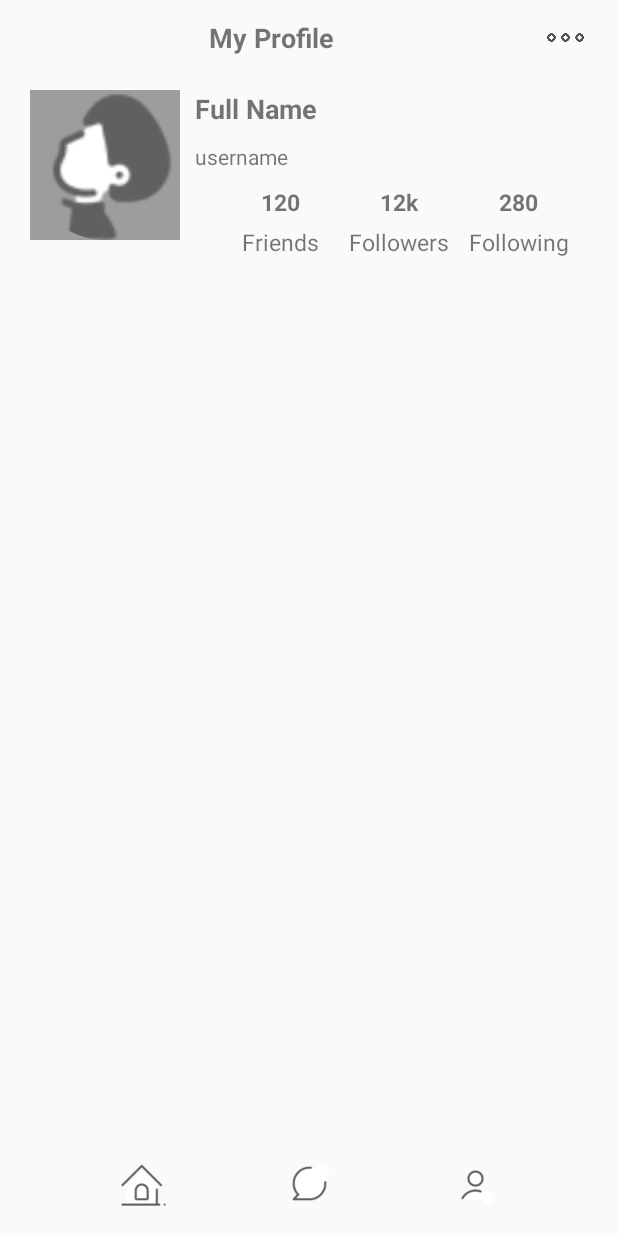
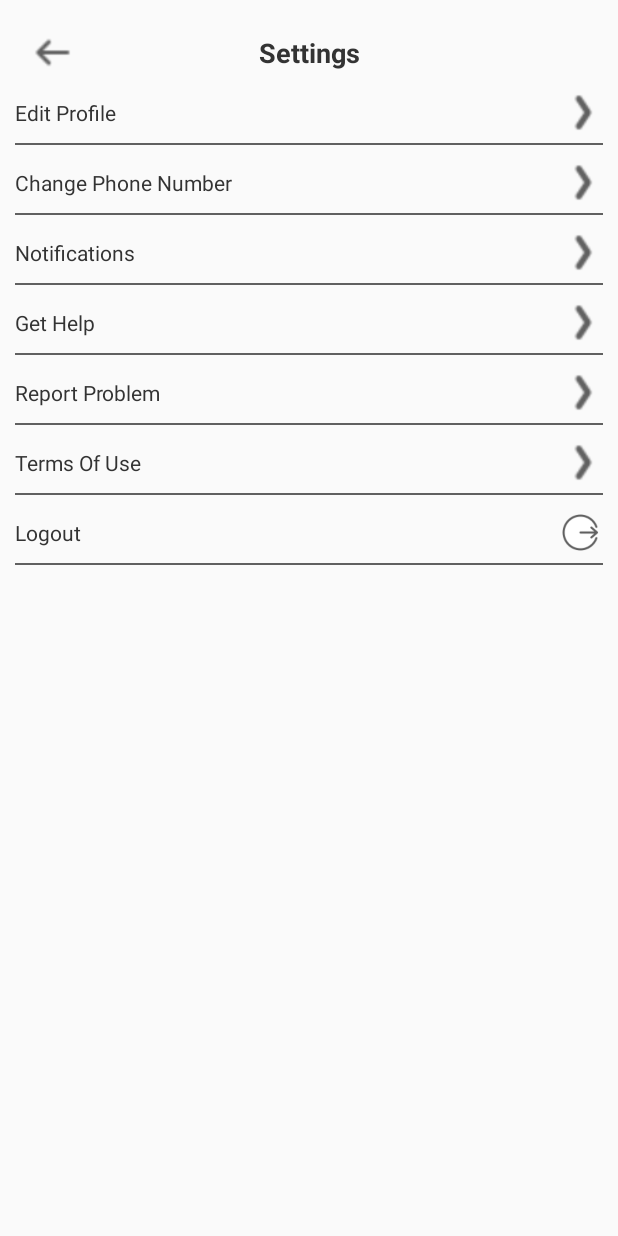
Before and after one commit to BerjisTech/impero, an Android app: the screen it shows after launch once a user with an empty profile is signed in (ProfileActivity before the commit, SettingsActivity after it), on a phone screen of 412 x 824 dp. Run offline under Robolectric (Android 15) with nearby library versions, the phone set to English and light mode, and no system bars; our stand-ins replace Firebase (no records; nobody signed in at launch, a user with empty details on screens opened directly); plain views replace EmojiTextView.

Commit message:
Settings UI

```diff
--- a/app/src/main/AndroidManifest.xml
+++ b/app/src/main/AndroidManifest.xml
@@ -24,7 +24,8 @@
         android:screenOrientation="portrait"
         android:theme="@style/AppCustomTheme.NoActionBar"
         android:windowSoftInputMode="adjustPan">
-        <activity android:name=".ProfileActivity"></activity>
+        <activity android:name=".SettingsActivity"></activity>
+        <activity android:name=".ProfileActivity" />
         <activity android:name=".FeedActivity" />
         <activity android:name=".MainActivity">
             <intent-filter>
--- a/app/src/main/java/tech/berjis/impero/MainActivity.java
+++ b/app/src/main/java/tech/berjis/impero/MainActivity.java
@@ -63,7 +63,7 @@ public class MainActivity extends AppCompatActivity {
 
         if (restorePrefData()) {
 
-            Intent mainActivity = new Intent(getApplicationContext(),ProfileActivity.class );
+            Intent mainActivity = new Intent(getApplicationContext(),SettingsActivity.class );
             startActivity(mainActivity);
             finish();
 
--- /dev/null
+++ b/app/src/main/java/tech/berjis/impero/SettingsActivity.java
@@ -0,0 +1,14 @@
+package tech.berjis.impero;
+
+import androidx.appcompat.app.AppCompatActivity;
+
+import android.os.Bundle;
+
+public class SettingsActivity extends AppCompatActivity {
+
+    @Override
+    protected void onCreate(Bundle savedInstanceState) {
+        super.onCreate(savedInstanceState);
+        setContentView(R.layout.activity_settings);
+    }
+}
--- a/app/src/main/res/layout/activity_profile.xml
+++ b/app/src/main/res/layout/activity_profile.xml
@@ -35,7 +35,6 @@
         android:layout_height="100dp"
         android:layout_marginStart="20dp"
         android:layout_marginTop="20dp"
-        android:background="#99606060"
         android:src="@drawable/logo"
         app:layout_constraintStart_toStartOf="@id/pageTitle"
         app:layout_constraintTop_toBottomOf="@id/pageTitle" />
@@ -57,8 +56,8 @@
         android:layout_width="0dp"
         android:layout_height="wrap_content"
         android:layout_marginStart="10dp"
-        android:layout_marginTop="10dp"
-        android:text="@string/username"
+        android:text="\@username"
+        android:alpha="0.7"
         app:layout_constraintEnd_toEndOf="parent"
         app:layout_constraintStart_toEndOf="@+id/dp"
         app:layout_constraintTop_toBottomOf="@+id/full_name" />
--- /dev/null
+++ b/app/src/main/res/layout/activity_settings.xml
@@ -0,0 +1,273 @@
+<?xml version="1.0" encoding="utf-8"?>
+<androidx.constraintlayout.widget.ConstraintLayout xmlns:android="http://schemas.android.com/apk/res/android"
+    xmlns:app="http://schemas.android.com/apk/res-auto"
+    xmlns:tools="http://schemas.android.com/tools"
+    android:layout_width="match_parent"
+    android:layout_height="match_parent"
+    tools:context=".SettingsActivity">
+
+    <TextView
+        android:id="@+id/textView11"
+        android:layout_width="0dp"
+        android:layout_height="0dp"
+        android:gravity="center"
+        android:text="Settings"
+        android:textSize="18sp"
+        android:textStyle="bold"
+        app:layout_constraintBottom_toBottomOf="@id/back"
+        app:layout_constraintEnd_toEndOf="parent"
+        app:layout_constraintStart_toStartOf="parent"
+        app:layout_constraintTop_toTopOf="@id/back" />
+
+    <ImageView
+        android:id="@+id/back"
+        android:layout_width="30dp"
+        android:layout_height="30dp"
+        android:layout_marginStart="20dp"
+        android:layout_marginTop="20dp"
+        android:src="@drawable/back"
+        app:layout_constraintStart_toStartOf="parent"
+        app:layout_constraintTop_toTopOf="parent" />
+
+    <ScrollView
+        android:layout_width="0dp"
+        android:layout_height="0dp"
+        app:layout_constraintBottom_toBottomOf="parent"
+        app:layout_constraintEnd_toEndOf="parent"
+        app:layout_constraintStart_toStartOf="parent"
+        app:layout_constraintTop_toBottomOf="@+id/textView11">
+
+        <androidx.constraintlayout.widget.ConstraintLayout
+            android:id="@+id/pageScroll"
+            android:layout_width="match_parent"
+            android:layout_height="wrap_content">
+
+            <TextView
+                android:id="@+id/edit_profile_txt"
+                android:layout_width="0dp"
+                android:layout_height="0dp"
+                android:layout_marginStart="10dp"
+                android:gravity="center|start"
+                android:text="@string/edit_profile"
+                app:layout_constraintBottom_toBottomOf="@+id/edit_profile_btn"
+                app:layout_constraintEnd_toStartOf="@+id/edit_profile_btn"
+                app:layout_constraintStart_toStartOf="parent"
+                app:layout_constraintTop_toTopOf="@+id/edit_profile_btn" />
+
+            <ImageView
+                android:id="@+id/edit_profile_btn"
+                android:layout_width="30dp"
+                android:layout_height="30dp"
+                android:layout_marginTop="10dp"
+                android:layout_marginEnd="10dp"
+                android:src="@drawable/chevron_right"
+                app:layout_constraintEnd_toEndOf="parent"
+                app:layout_constraintTop_toTopOf="parent" />
+
+            <View
+                android:id="@+id/div_1"
+                android:layout_width="0dp"
+                android:layout_height="1dp"
+                android:layout_marginTop="5dp"
+                android:background="#606060"
+                app:layout_constraintEnd_toEndOf="@id/edit_profile_btn"
+                app:layout_constraintStart_toStartOf="@id/edit_profile_txt"
+                app:layout_constraintTop_toBottomOf="@id/edit_profile_btn" />
+
+
+            <TextView
+                android:id="@+id/change_password_txt"
+                android:layout_width="0dp"
+                android:layout_height="0dp"
+                android:layout_marginStart="10dp"
+                android:gravity="center|start"
+                android:text="@string/change_phone_number"
+                app:layout_constraintBottom_toBottomOf="@+id/change_password_btn"
+                app:layout_constraintEnd_toStartOf="@+id/change_password_btn"
+                app:layout_constraintStart_toStartOf="parent"
+                app:layout_constraintTop_toTopOf="@+id/change_password_btn" />
+
+            <ImageView
+                android:id="@+id/change_password_btn"
+                android:layout_width="30dp"
+                android:layout_height="30dp"
+                android:layout_marginTop="10dp"
+                android:layout_marginEnd="10dp"
+                android:src="@drawable/chevron_right"
+                app:layout_constraintEnd_toEndOf="parent"
+                app:layout_constraintTop_toBottomOf="@id/div_1" />
+
+            <View
+                android:id="@+id/div_2"
+                android:layout_width="0dp"
+                android:layout_height="1dp"
+                android:layout_marginTop="5dp"
+                android:background="#606060"
+                app:layout_constraintEnd_toEndOf="@id/change_password_btn"
+                app:layout_constraintStart_toStartOf="@id/change_password_txt"
+                app:layout_constraintTop_toBottomOf="@id/change_password_btn" />
+
+            <TextView
+                android:id="@+id/notifications_txt"
+                android:layout_width="0dp"
+                android:layout_height="0dp"
+                android:layout_marginStart="10dp"
+                android:gravity="center|start"
+                android:text="@string/notifications"
+                app:layout_constraintBottom_toBottomOf="@+id/notifications_btn"
+                app:layout_constraintEnd_toStartOf="@+id/notifications_btn"
+                app:layout_constraintStart_toStartOf="parent"
+                app:layout_constraintTop_toTopOf="@+id/notifications_btn" />
+
+            <ImageView
+                android:id="@+id/notifications_btn"
+                android:layout_width="30dp"
+                android:layout_height="30dp"
+                android:layout_marginTop="10dp"
+                android:layout_marginEnd="10dp"
+                android:src="@drawable/chevron_right"
+                app:layout_constraintEnd_toEndOf="parent"
+                app:layout_constraintTop_toBottomOf="@id/div_2" />
+
+            <View
+                android:id="@+id/div_3"
+                android:layout_width="0dp"
+                android:layout_height="1dp"
+                android:layout_marginTop="5dp"
+                android:background="#606060"
+                app:layout_constraintEnd_toEndOf="@id/notifications_btn"
+                app:layout_constraintStart_toStartOf="@id/notifications_txt"
+                app:layout_constraintTop_toBottomOf="@id/notifications_btn" />
+
+            <TextView
+                android:id="@+id/get_help_txt"
+                android:layout_width="0dp"
+                android:layout_height="0dp"
+                android:layout_marginStart="10dp"
+                android:gravity="center|start"
+                android:text="@string/get_help"
+                app:layout_constraintBottom_toBottomOf="@+id/get_help_btn"
+                app:layout_constraintEnd_toStartOf="@+id/get_help_btn"
+                app:layout_constraintStart_toStartOf="parent"
+                app:layout_constraintTop_toTopOf="@+id/get_help_btn" />
+
+            <ImageView
+                android:id="@+id/get_help_btn"
+                android:layout_width="30dp"
+                android:layout_height="30dp"
+                android:layout_marginTop="10dp"
+                android:layout_marginEnd="10dp"
+                android:src="@drawable/chevron_right"
+                app:layout_constraintEnd_toEndOf="parent"
+                app:layout_constraintTop_toBottomOf="@id/div_3" />
+
+            <View
+                android:id="@+id/div_4"
+                android:layout_width="0dp"
+                android:layout_height="1dp"
+                android:layout_marginTop="5dp"
+                android:background="#606060"
+                app:layout_constraintEnd_toEndOf="@id/get_help_btn"
+                app:layout_constraintStart_toStartOf="@id/get_help_txt"
+                app:layout_constraintTop_toBottomOf="@id/get_help_btn" />
+
+            <TextView
+                android:id="@+id/report_problems_txt"
+                android:layout_width="0dp"
+                android:layout_height="0dp"
+                android:layout_marginStart="10dp"
+                android:gravity="center|start"
+                android:text="@string/report_problem"
+                app:layout_constraintBottom_toBottomOf="@+id/report_problems_btn"
+                app:layout_constraintEnd_toStartOf="@+id/report_problems_btn"
+                app:layout_constraintStart_toStartOf="parent"
+                app:layout_constraintTop_toTopOf="@+id/report_problems_btn" />
+
+            <ImageView
+                android:id="@+id/report_problems_btn"
+                android:layout_width="30dp"
+                android:layout_height="30dp"
+                android:layout_marginTop="10dp"
+                android:layout_marginEnd="10dp"
+                android:src="@drawable/chevron_right"
+                app:layout_constraintEnd_toEndOf="parent"
+                app:layout_constraintTop_toBottomOf="@id/div_4" />
+
+            <View
+                android:id="@+id/div_5"
+                android:layout_width="0dp"
+                android:layout_height="1dp"
+                android:layout_marginTop="5dp"
+                android:background="#606060"
+                app:layout_constraintEnd_toEndOf="@id/report_problems_btn"
+                app:layout_constraintStart_toStartOf="@id/report_problems_txt"
+                app:layout_constraintTop_toBottomOf="@id/report_problems_btn" />
+
+            <TextView
+                android:id="@+id/terms_of_use_txt"
+                android:layout_width="0dp"
+                android:layout_height="0dp"
+                android:layout_marginStart="10dp"
+                android:gravity="center|start"
+                android:text="@string/terms_of_use"
+                app:layout_constraintBottom_toBottomOf="@+id/terms_of_use_btn"
+                app:layout_constraintEnd_toStartOf="@+id/terms_of_use_btn"
+                app:layout_constraintStart_toStartOf="parent"
+                app:layout_constraintTop_toTopOf="@+id/terms_of_use_btn" />
+
+            <ImageView
+                android:id="@+id/terms_of_use_btn"
+                android:layout_width="30dp"
+                android:layout_height="30dp"
+                android:layout_marginTop="10dp"
+                android:layout_marginEnd="10dp"
+                android:src="@drawable/chevron_right"
+                app:layout_constraintEnd_toEndOf="parent"
+                app:layout_constraintTop_toBottomOf="@id/div_5" />
+
+            <View
+                android:id="@+id/div_6"
+                android:layout_width="0dp"
+                android:layout_height="1dp"
+                android:layout_marginTop="5dp"
+                android:background="#606060"
+                app:layout_constraintEnd_toEndOf="@id/terms_of_use_btn"
+                app:layout_constraintStart_toStartOf="@id/terms_of_use_txt"
+                app:layout_constraintTop_toBottomOf="@id/terms_of_use_btn" />
+
+            <TextView
+                android:id="@+id/logout_txt"
+                android:layout_width="0dp"
+                android:layout_height="0dp"
+                android:layout_marginStart="10dp"
+                android:gravity="center|start"
+                android:text="@string/logout"
+                app:layout_constraintBottom_toBottomOf="@+id/logout_btn"
+                app:layout_constraintEnd_toStartOf="@+id/logout_btn"
+                app:layout_constraintStart_toStartOf="parent"
+                app:layout_constraintTop_toTopOf="@+id/logout_btn" />
+
+            <ImageView
+                android:id="@+id/logout_btn"
+                android:layout_width="30dp"
+                android:layout_height="30dp"
+                android:layout_marginTop="10dp"
+                android:layout_marginEnd="10dp"
+                android:src="@drawable/logout"
+                app:layout_constraintEnd_toEndOf="parent"
+                app:layout_constraintTop_toBottomOf="@id/div_6" />
+
+            <View
+                android:id="@+id/div_7"
+                android:layout_width="0dp"
+                android:layout_height="1dp"
+                android:layout_marginTop="5dp"
+                android:background="#606060"
+                app:layout_constraintEnd_toEndOf="@id/logout_btn"
+                app:layout_constraintStart_toStartOf="@id/logout_txt"
+                app:layout_constraintTop_toBottomOf="@id/logout_btn" />
+
+        </androidx.constraintlayout.widget.ConstraintLayout>
+    </ScrollView>
+
+</androidx.constraintlayout.widget.ConstraintLayout>
--- a/app/src/main/res/values/strings.xml
+++ b/app/src/main/res/values/strings.xml
@@ -5,4 +5,11 @@
     <string name="my_profile">My Profile</string>
     <string name="full_name">Full Name</string>
     <string name="username">username</string>
+    <string name="edit_profile">Edit Profile</string>
+    <string name="change_phone_number">Change Phone Number</string>
+    <string name="notifications">Notifications</string>
+    <string name="get_help">Get Help</string>
+    <string name="report_problem">Report Problem</string>
+    <string name="terms_of_use">Terms Of Use</string>
+    <string name="logout">Logout</string>
 </resources>
--- a/app/src/main/res/values/styles.xml
+++ b/app/src/main/res/values/styles.xml
@@ -15,6 +15,7 @@
         <item name="windowActionBar">false</item>
         <item name="windowNoTitle">true</item>
         <item name="android:windowFullscreen">false</item>
+        <item name="android:textColor">#333333</item>
     </style>
 
 </resources>
```
Also changed, not shown: app/src/main/res/drawable/back.png (added), app/src/main/res/drawable/chevron_left.png (added), app/src/main/res/drawable/chevron_right.png (added), app/src/main/res/drawable/logout.png (added).
